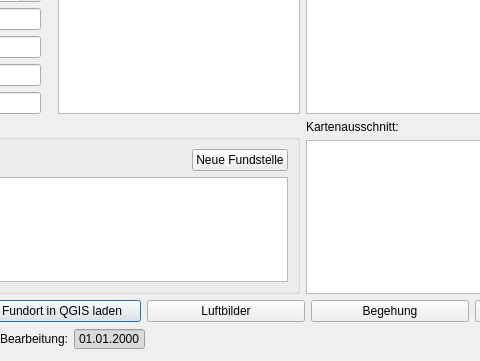
APIS-Luftbildarchiv/APIS, file APIS/forms/apis_site_form.ui: the form before one commit; both pictures show x 192 to 672 and y 339 to 700 of the 1000 by 700 pixel window.
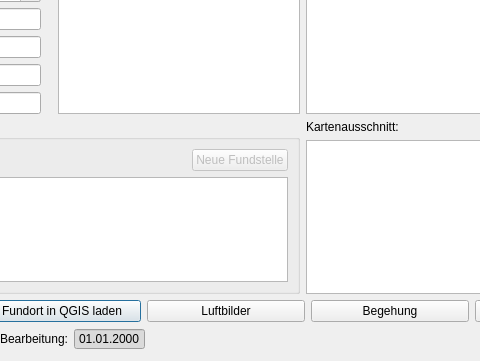
The form after the commit. Icons and pictures are not drawn.

What changed in the file:
```diff
--- a/APIS/forms/apis_site_form.ui
+++ b/APIS/forms/apis_site_form.ui
@@ -375,6 +375,9 @@
         </item>
         <item>
          <widget class="QPushButton" name="uiAddNewFindSpotBtn">
+          <property name="enabled">
+           <bool>false</bool>
+          </property>
           <property name="text">
            <string>Neue Fundstelle</string>
           </property>
```
Left out of the diff: 2 changed lines with no effect on the pictures.
